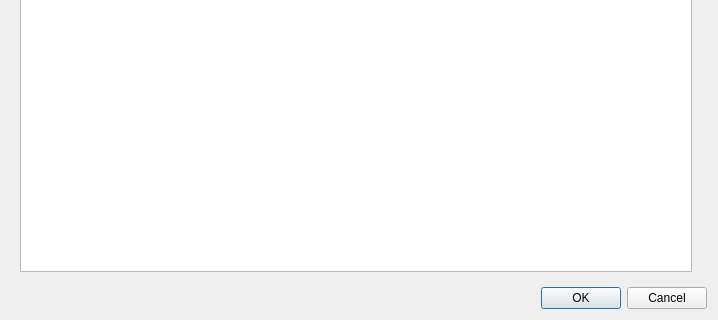
The window that projectgenerator/ui/export.ui (opengisch/QgisModelBaker) describes before a commit, drawn with Qt 5; both pictures show x 0 to 718 and y 354 to 674 of the 718 by 674 pixel window.
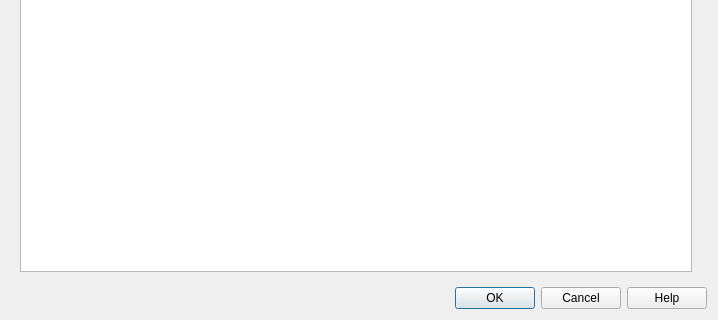
The same window after the commit.

Commit message: Add help button to generate - import - export - settings dialogs

```diff
--- a/projectgenerator/ui/export.ui
+++ b/projectgenerator/ui/export.ui
@@ -196,7 +196,7 @@
       <enum>Qt::Horizontal</enum>
      </property>
      <property name="standardButtons">
-      <set>QDialogButtonBox::Cancel|QDialogButtonBox::Ok</set>
+      <set>QDialogButtonBox::Cancel|QDialogButtonBox::Help|QDialogButtonBox::Ok</set>
      </property>
     </widget>
    </item>
```
The commit also changes 7 other files.
